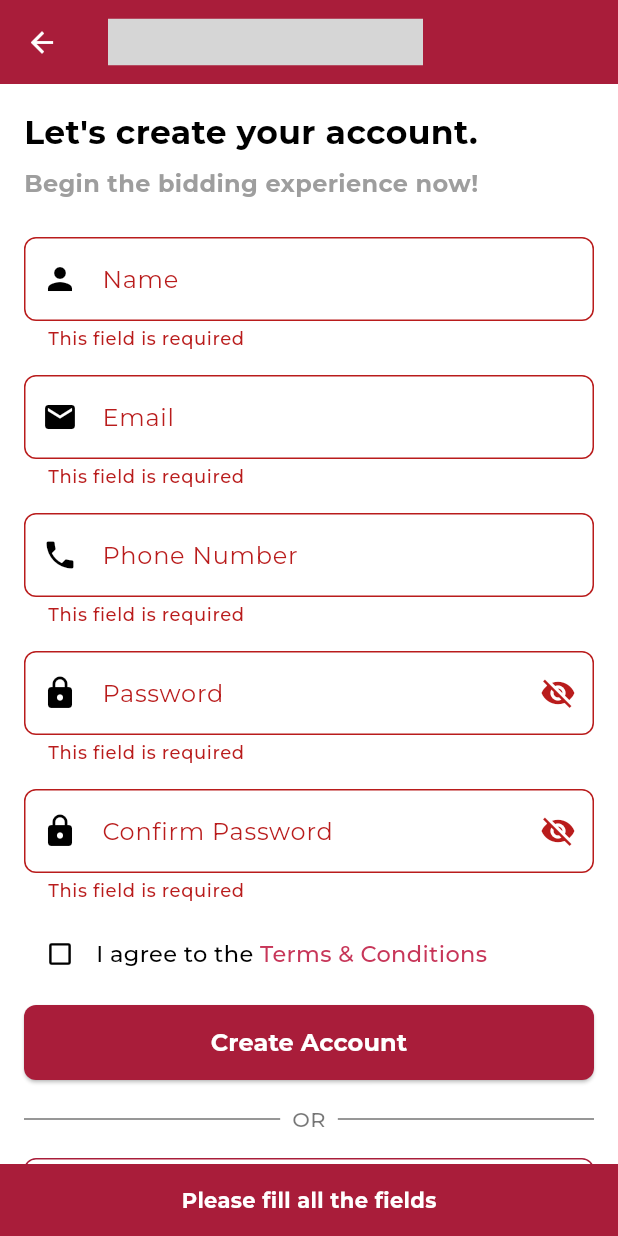
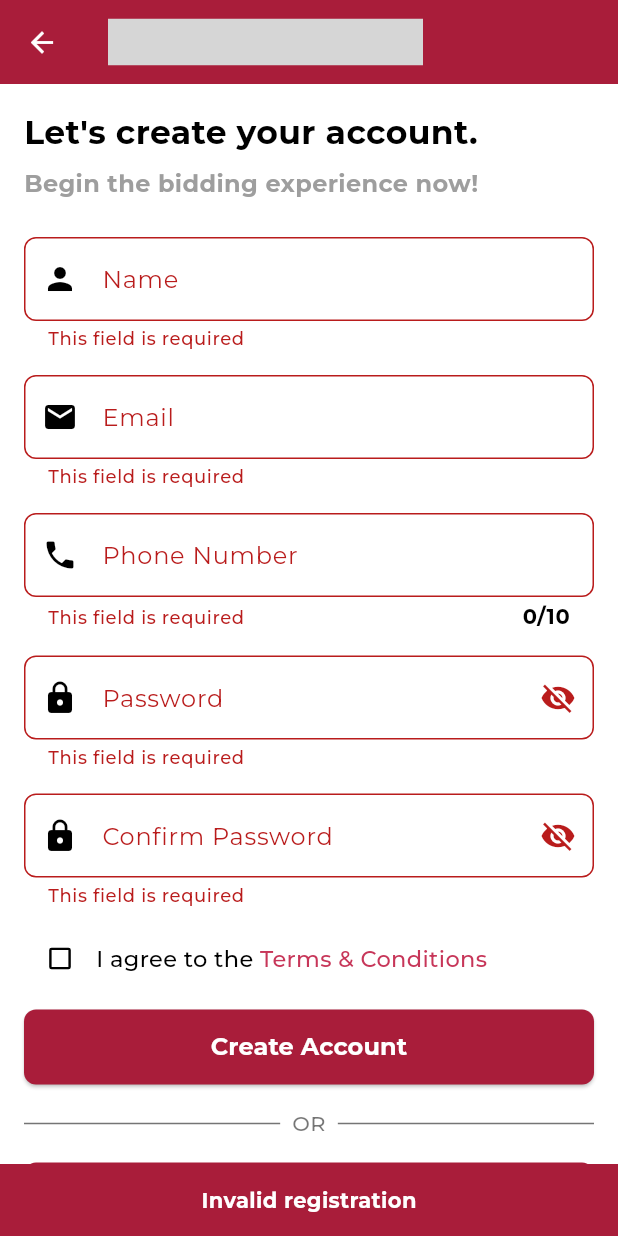
Before and after one commit to AlleTre-E-Commerce-Complex/alletre-flutter, a Flutter app: the LoginPage screen opened by its route, after a tap on "Register Now", after a tap on "Create Account", on a phone screen of 412 x 824 dp. Run offline on Flutter 3.47's test engine with Material 3 defaults, Android fonts, the phone set to English and light mode, and no system bars; our stand-ins replace carousel_slider, flutter_svg, slide_to_act; grey boxes are pictures that could not be loaded.

Commit message:
maxLength provided for phone number field

```diff
--- a/lib/utils/validators/form_validators.dart
+++ b/lib/utils/validators/form_validators.dart
@@ -31,12 +31,12 @@ class FormValidators {
     if (value == null || value.isEmpty) {
       return 'This field is required';
     }
-    if (!StringValidators.phoneRegex.hasMatch(value)) {
-      return 'Phone number can contain only digits';
-    }
-    if (!StringValidators.isWithinLength(value, 10, 15)) {
-      return 'Enter a valid phone number';
-    }
+     if (value.length != 10) {
+    return 'Phone number must be exactly 10 digits';
+  }
+    // if (!StringValidators.isWithinLength(value, 10, 15)) {
+    //   return 'Enter a valid phone number';
+    // }
     return null;
   }
 
--- a/lib/utils/validators/string_validators.dart
+++ b/lib/utils/validators/string_validators.dart
@@ -4,9 +4,6 @@ class StringValidators {
   // Regex for validating email
   static final RegExp emailRegex =
       RegExp(r'^[a-zA-Z0-9._%+-]+@[a-zA-Z0-9.-]+\.[a-zA-Z]{2,}$');
-
-  // Regex for validating phone numbers (numeric only)
-  static final RegExp phoneRegex = RegExp(r'^[0-9]+$');
 
   // Regex for validating names (alphabets only)
   static final RegExp nameRegex = RegExp(r'^[a-zA-Z]+$');
--- a/lib/view/widgets/signup widgets/signup_buttons.dart
+++ b/lib/view/widgets/signup widgets/signup_buttons.dart
@@ -36,8 +36,8 @@ class SignupButtons extends StatelessWidget {
                 // Shows error if terms are not agreed upon
                 ScaffoldMessenger.of(context).showSnackBar(
                   const SnackBar(
-                    content: Text('You must agree to the Terms & Conditions'),
-                    backgroundColor: Colors.red,
+                    content: Text('Agree to the Terms & Conditions'),
+                    backgroundColor: primaryColor,
                   ),
                 );
               }
@@ -46,7 +46,7 @@ class SignupButtons extends StatelessWidget {
               ScaffoldMessenger.of(context).showSnackBar(
                 const SnackBar(
                   content: Center(
-                      child: Text('Please fill all the fields')),
+                      child: Text('Invalid registration')),
                       backgroundColor: primaryColor,
                       duration: Durations.extralong4
                 ),
--- a/lib/view/widgets/signup widgets/signup_form_fields.dart
+++ b/lib/view/widgets/signup widgets/signup_form_fields.dart
@@ -49,6 +49,7 @@ class SignupFormFields extends StatelessWidget {
             keyboardType: TextInputType.number,
             onChanged: (value) => userProvider.setPhoneNumber(value),
             validator: FormValidators.validatePhoneNumber,
+            maxLength: 10,
             decoration: InputDecoration(
               prefixIcon: const Icon(Icons.phone),
               labelText: 'Phone Number',
```
